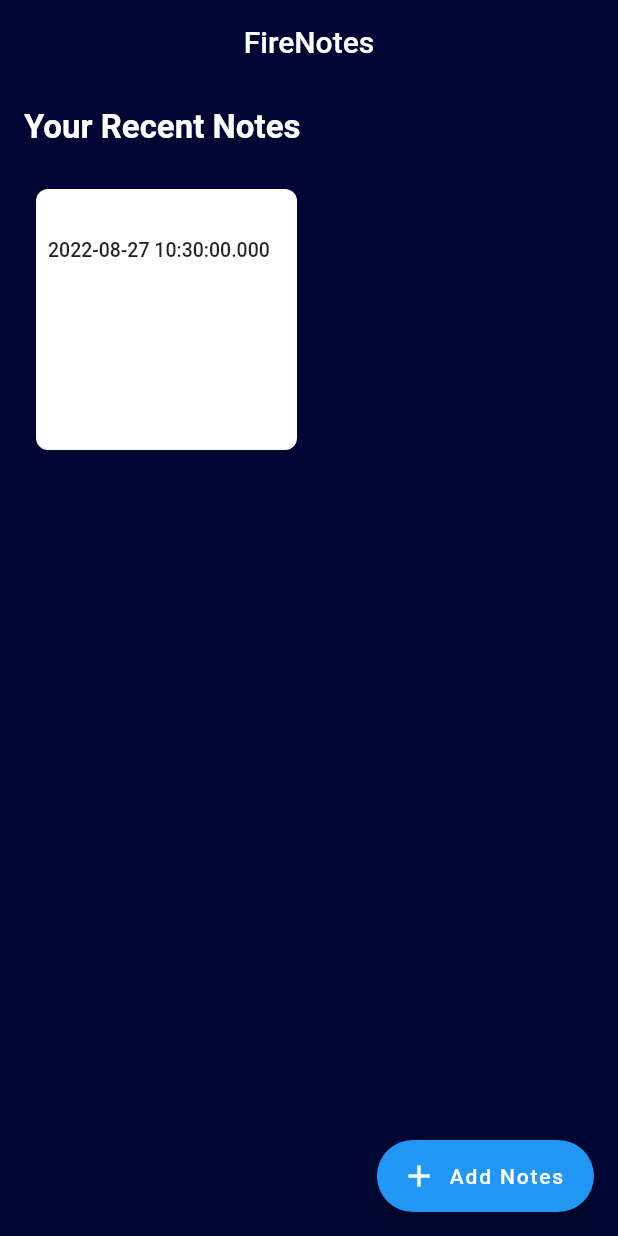
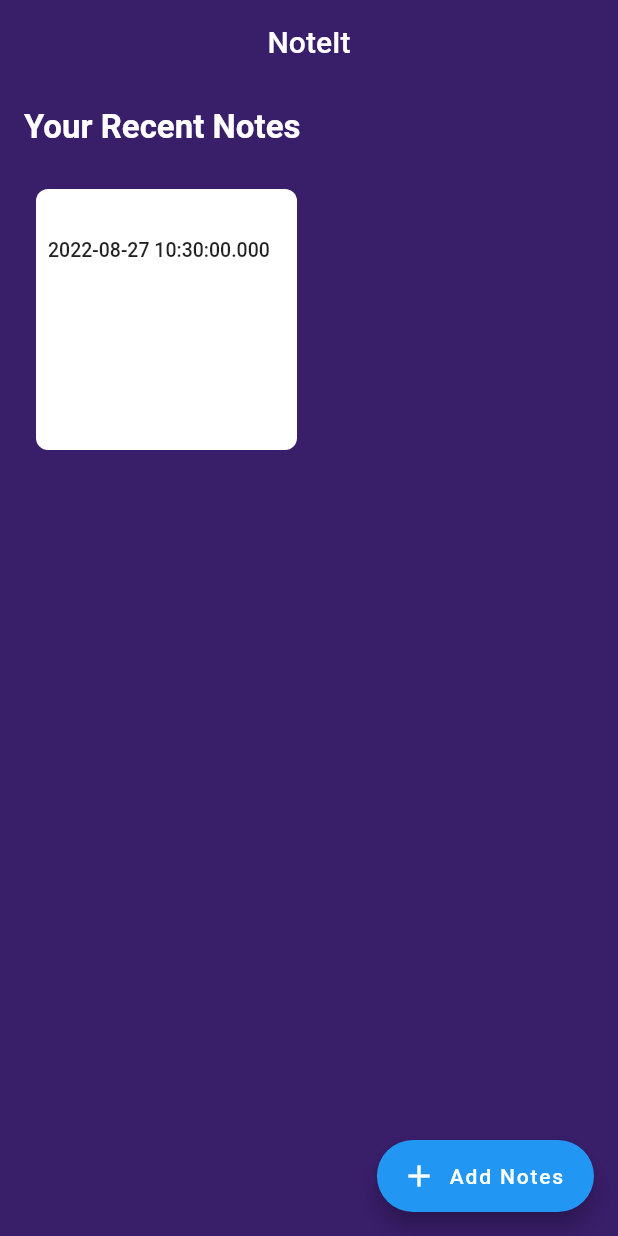
Before and after one commit to astitva01/Note_app, a Flutter app: the NoteEditorScreen screen opened directly, after a tap on the "save" icon, on a phone screen of 412 x 824 dp. Run offline on Flutter 3.47's test engine with Material 2 defaults, Android fonts, the phone set to English and light mode, and no system bars; our stand-ins replace cloud_firestore, firebase_core, google_fonts; accounts and stored records are empty.

Commit message:
Title Change

```diff
--- a/lib/screens/home_screen.dart
+++ b/lib/screens/home_screen.dart
@@ -20,7 +20,7 @@ class _HomeScreenState extends State<HomeScreen> {
       backgroundColor: AppStyle.mainColor,
       appBar: AppBar(
         elevation: 0.0,
-        title: const Text('FireNotes'),
+        title: const Text('NoteIt'),
         centerTitle: true,
         backgroundColor: AppStyle.mainColor,
       ),
--- a/lib/screens/note_editor.dart
+++ b/lib/screens/note_editor.dart
@@ -82,7 +82,7 @@ class _NoteEditorScreenState extends State<NoteEditorScreen> {
             }).then((value) {
               print(value.id);
               Navigator.pop(context);
-            // ignore: avoid_print, invalid_return_type_for_catch_error
+              // ignore: avoid_print, invalid_return_type_for_catch_error
             }).catchError((error) => print("Failed to add data due to $error"));
           },
           child: const Icon(Icons.save),
--- a/lib/style/app_style.dart
+++ b/lib/style/app_style.dart
@@ -4,8 +4,8 @@ import 'package:google_fonts/google_fonts.dart';
 
 class AppStyle {
   static Color bgColor = const Color(0xFFe2e2ee);
-  static Color mainColor = const Color(0xFF000633);
-  static Color accentColor = const Color(0xFF0065FF);
+  static Color mainColor = Color.fromARGB(255, 57, 30, 106);
+  static Color accentColor = Color.fromARGB(255, 109, 86, 193);
 
   static List<Color> cardsColor = [
     Colors.white,
```
